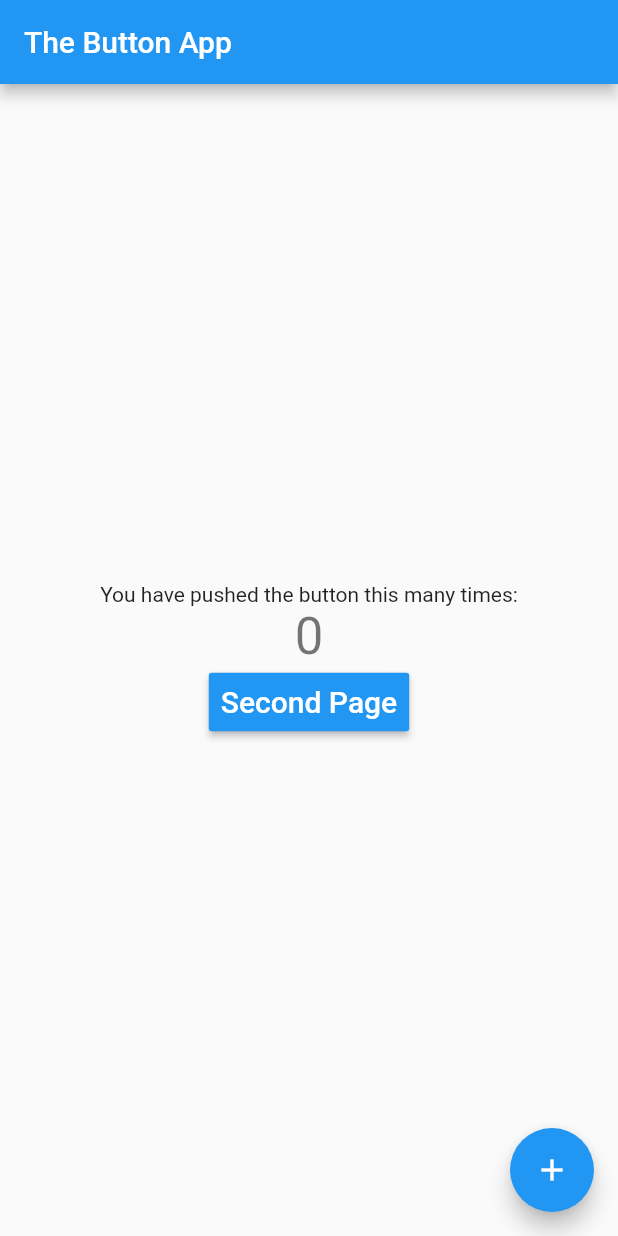
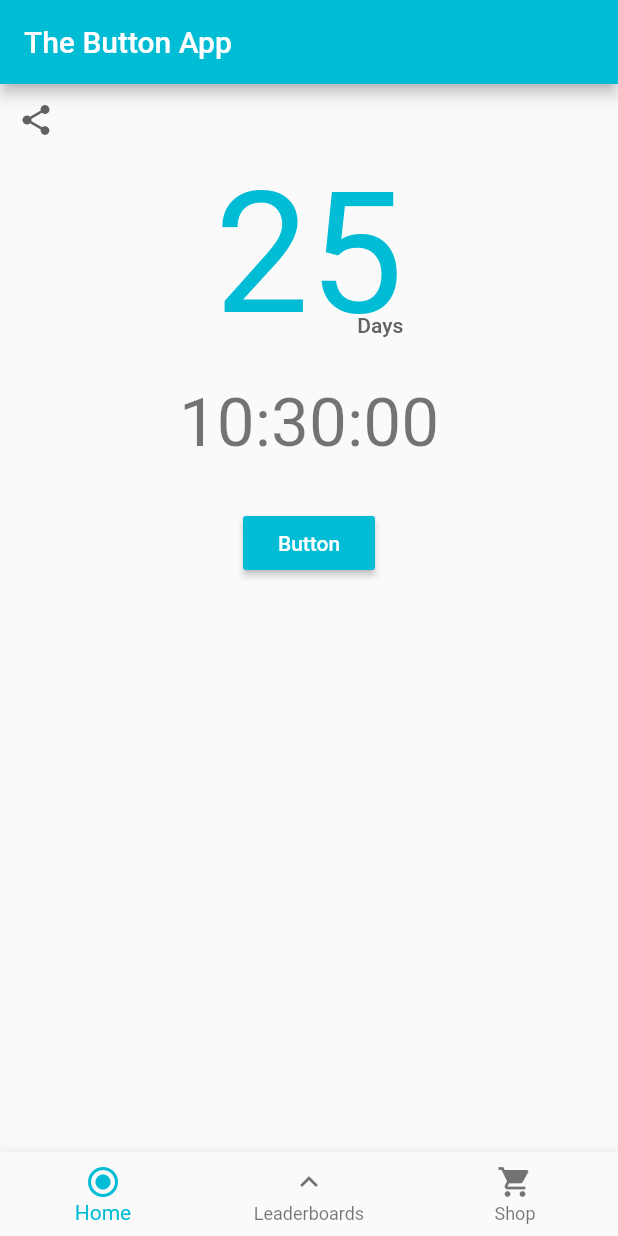
Before and after one commit to PapaManuSW/buttonapp, a Flutter app: the screen it shows after launch, on a phone screen of 412 x 824 dp. Run offline on Flutter 3.47's test engine with Material 2 defaults, Android fonts, the phone set to English and light mode, and no system bars; our stand-ins replace cloud_firestore; accounts and stored records are empty.

Commit message:
Mockup, game screen
* Add bottom navigation bar.

* Create and connected to 3 different pages.

* Update gitignore updated with generated files.

* Change the main color to cyan, like in the mockup.

* Update game screen updated.

* Add dependency for datetime formatting.

* Fix positioning problem with the Days text with a stack widget.

```diff
--- a/lib/main.dart
+++ b/lib/main.dart
@@ -1,5 +1,7 @@
-import 'package:button_app/secondary.dart';
 import 'package:flutter/material.dart';
+import 'package:button_app/pages/game.dart';
+import 'package:button_app/pages/leaderboards.dart';
+import 'package:button_app/pages/shop.dart';
 
 void main() => runApp(MyApp());
 
@@ -9,7 +11,17 @@ class MyApp extends StatelessWidget {
     return MaterialApp(
       title: 'Button App',
       theme: ThemeData(
-        primarySwatch: Colors.blue,
+        primarySwatch: Colors.cyan,
+        primaryColor: Colors.cyan,
+        textTheme: TextTheme(
+            title: TextStyle(color: Colors.white),
+            body2: TextStyle(color: Colors.grey[700]),
+            display1: TextStyle(color: Colors.grey[700]),
+            display4:
+                TextStyle(color: Colors.cyan, fontWeight: FontWeight.w400),
+            caption: TextStyle(color: Colors.grey[700]),
+            button: TextStyle(color: Colors.white)),
+        iconTheme: IconThemeData(color: Colors.grey[700]),
       ),
       home: MyHomePage(title: 'The Button App'),
     );
@@ -35,77 +47,56 @@ class MyHomePage extends StatefulWidget {
 }
 
 class _MyHomePageState extends State<MyHomePage> {
-  int _counter = 0;
+  int _navigationIndex = 0;
 
-  void _incrementCounter() {
+  void _onNavigationBarItemTapped(int index) {
     setState(() {
-      _counter++;
+      _navigationIndex = index;
     });
+  }
+
+  Widget callPage(int navigationIndex) {
+    switch (navigationIndex) {
+      case 0:
+        return GamePage();
+      case 1:
+        return LeaderboardsPage();
+      case 2:
+        return ShopPage();
+
+        break;
+      default:
+        return GamePage();
+    }
   }
 
   @override
   Widget build(BuildContext context) {
-    // This method is rerun every time setState is called, for instance as done
-    // by the _incrementCounter method above.
-    //
-    // The Flutter framework has been optimized to make rerunning build methods
-    // fast, so that you can just rebuild anything that needs updating rather
-    // than having to individually change instances of widgets.
     return Scaffold(
       appBar: AppBar(
         // Here we take the value from the MyHomePage object that was created by
         // the App.build method, and use it to set our appbar title.
-        title: Text(widget.title),
+        title: Text(widget.title, style: Theme.of(context).textTheme.title),
       ),
-      body: Center(
-        child: Column(
-          // Column is also a layout widget. It takes a list of children and
-          // arranges them vertically. By default, it sizes itself to fit its
-          // children horizontally, and tries to be as tall as its parent.
-          //
-          // Invoke "debug painting" (press "p" in the console, choose the
-          // "Toggle Debug Paint" action from the Flutter Inspector in Android
-          // Studio, or the "Toggle Debug Paint" command in Visual Studio Code)
-          // to see the wireframe for each widget.
-          //
-          // Column has various properties to control how it sizes itself and
-          // how it positions its children. Here we use mainAxisAlignment to
-          // center the children vertically; the main axis here is the vertical
-          // axis because Columns are vertical (the cross axis would be
-          // horizontal).
-          mainAxisAlignment: MainAxisAlignment.center,
-          children: <Widget>[
-            Text(
-              'You have pushed the button this many times:',
-            ),
-            Text(
-              '$_counter',
-              style: Theme.of(context).textTheme.display1,
-            ),
-            RaisedButton(
-              color: Colors.blue,
-              textColor: Colors.white,
-              disabledColor: Colors.grey,
-              disabledTextColor: Colors.black,
-              padding: EdgeInsets.all(8.0),
-              splashColor: Colors.blueAccent,
-              child: Text(
-                'Second Page',
-                style: TextStyle(fontSize: 20.0),
-              ),
-              onPressed: () {
-                Navigator.push(context,
-                    MaterialPageRoute(builder: (context) => SecondPage()));
-              },
-            ),
-          ],
-        ),
+      body: callPage(_navigationIndex),
+      bottomNavigationBar: BottomNavigationBar(
+        items: const <BottomNavigationBarItem>[
+          BottomNavigationBarItem(
+            icon: Icon(Icons.radio_button_checked),
+            title: Text('Home'),
+          ),
+          BottomNavigationBarItem(
+            icon: Icon(Icons.keyboard_arrow_up),
+            title: Text('Leaderboards'),
+          ),
+          BottomNavigationBarItem(
+            icon: Icon(Icons.shopping_cart),
+            title: Text('Shop'),
+          ),
+        ],
+        currentIndex: _navigationIndex,
+        onTap: _onNavigationBarItemTapped,
       ),
-      floatingActionButton: FloatingActionButton(
-        onPressed: _incrementCounter,
-        tooltip: 'Increment',
-        child: Icon(Icons.add),
-      ), // This trailing comma makes auto-formatting nicer for build methods.
     );
   }
 }
--- /dev/null
+++ b/lib/pages/game.dart
@@ -0,0 +1,77 @@
+import 'package:flutter/material.dart';
+import 'package:intl/intl.dart';
+import 'package:button_app/secondary.dart';
+
+class GamePage extends StatefulWidget {
+  _GamePageState createState() => _GamePageState();
+}
+
+class _GamePageState extends State<GamePage> {
+  int _days = 25;
+  String _countDown = DateFormat('kk:mm:ss')
+      .format(DateTime.now()); // DateTime.now just for a time example
+
+  @override
+  Widget build(BuildContext context) {
+    Widget shareButton = new IconButton(
+      icon: Icon(Icons.share),
+      color: Theme.of(context).iconTheme.color,
+      onPressed: () {
+        Navigator.push(
+            context, MaterialPageRoute(builder: (context) => SecondPage()));
+      },
+    );
+
+    Widget numberOfDays = new Stack(
+      children: <Widget>[
+        Text(
+          '$_days',
+          style: Theme.of(context).textTheme.display4,
+        ),
+        Positioned(
+          right: 0,
+          bottom: 10,
+          child: Text(
+            'Days', // TODO: exception for 1 day
+            style: Theme.of(context).textTheme.body2,
+          ),
+        ),
+      ],
+    );
+
+    Widget countDown = new Text(
+      '$_countDown',
+      style: Theme.of(context).textTheme.display2,
+    );
+
+    Widget mainButton = new RaisedButton(
+        color: Theme.of(context).primaryColor,
+//        textColor: Theme.of(context).textTheme.button.color,
+        splashColor: Colors.cyanAccent,
+        child: Text(
+          'Button',
+          style: Theme.of(context).textTheme.button,
+        ),
+        onPressed: () {
+          // TODO: some functionality
+        });
+
+    return Column(
+      mainAxisAlignment: MainAxisAlignment.start,
+      crossAxisAlignment: CrossAxisAlignment.center,
+      mainAxisSize: MainAxisSize.min,
+      children: <Widget>[
+        Row(
+          mainAxisAlignment: MainAxisAlignment.start,
+          crossAxisAlignment: CrossAxisAlignment.end,
+          children: <Widget>[shareButton],
+        ),
+        numberOfDays,
+        SizedBox(height: 20),
+        countDown,
+        SizedBox(height: 30),
+        mainButton,
+      ],
+    );
+  }
+}
--- /dev/null
+++ b/lib/pages/leaderboards.dart
@@ -0,0 +1,15 @@
+import 'package:flutter/material.dart';
+
+class LeaderboardsPage extends StatefulWidget {
+  LeaderboardsPageState createState() => LeaderboardsPageState();
+}
+
+class LeaderboardsPageState extends State<LeaderboardsPage> {
+  @override
+  Widget build(BuildContext context) {
+    // TODO: register app in google console and for google play services. Then get the google leaderboards and add it here. For iOS to be discovered.
+    return Container(
+      color: Colors.black,
+    );
+  }
+}
--- /dev/null
+++ b/lib/pages/shop.dart
@@ -0,0 +1,14 @@
+import 'package:flutter/material.dart';
+
+class ShopPage extends StatefulWidget {
+  ShopPageState createState() => ShopPageState();
+}
+
+class ShopPageState extends State<ShopPage> {
+  @override
+  Widget build(BuildContext context) {
+    return Container(
+      color: Colors.green,
+    );
+  }
+}
--- a/pubspec.yaml
+++ b/pubspec.yaml
@@ -18,6 +18,7 @@ environment:
 
 dependencies:
   cloud_firestore: 0.13.0+1
+  intl: ^0.16.1
   flutter:
     sdk: flutter
 
```
Also changed, not shown: pubspec.lock, 1 other file.
